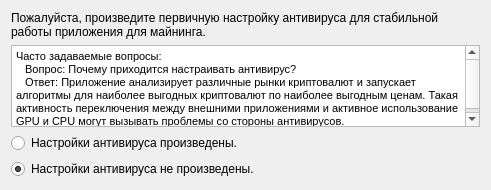
First picture: the form in installer/packages/com.cryptominer.app/meta/licensewidget.ui, repository Purik/NiceHashMinerLegacy, before the edit.
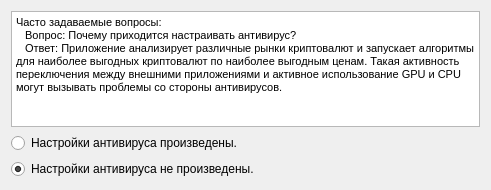
Second picture: the form after the edit.

The edit to the form file:
```diff
--- a/installer/packages/com.cryptominer.app/meta/licensewidget.ui
+++ b/installer/packages/com.cryptominer.app/meta/licensewidget.ui
@@ -20,22 +20,6 @@
    <string>Form</string>
   </property>
   <layout class="QVBoxLayout" name="verticalLayout">
-   <item>
-    <widget class="QLabel" name="label">
-     <property name="sizePolicy">
-      <sizepolicy hsizetype="MinimumExpanding" vsizetype="Minimum">
-       <horstretch>0</horstretch>
-       <verstretch>0</verstretch>
-      </sizepolicy>
-     </property>
-     <property name="text">
-      <string>Пожалуйста, произведите первичную настройку антивируса для стабильной работы приложения для майнинга.</string>
-     </property>
-     <property name="wordWrap">
-      <bool>true</bool>
-     </property>
-    </widget>
-   </item>
    <item>
     <widget class="QTextBrowser" name="textBrowser">
      <property name="html">
```
